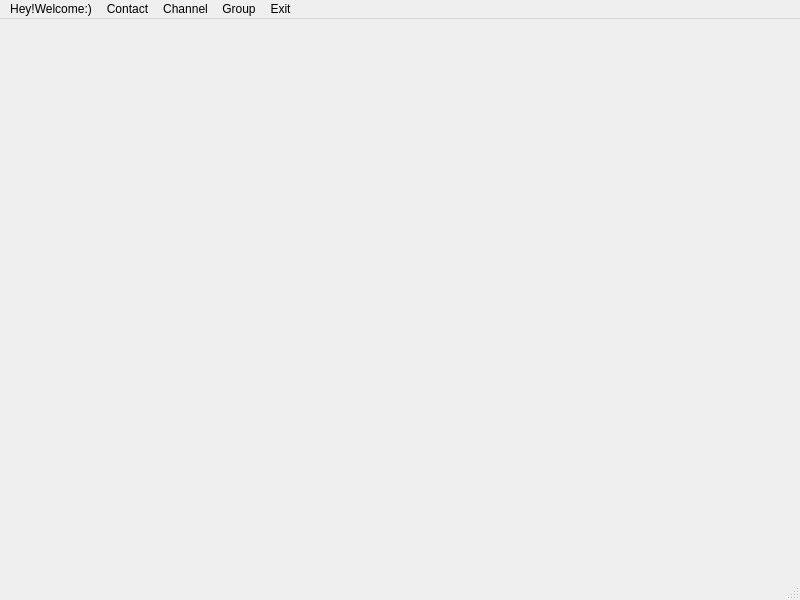
The window that mainpage.ui (Maedeh01/Ap-project) describes before a commit, drawn with Qt 5.
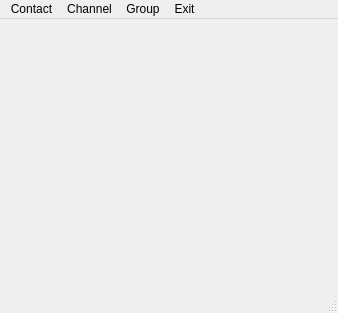
The same window after the commit.

What changed in the file:
```diff
--- a/mainpage.ui
+++ b/mainpage.ui
@@ -6,8 +6,8 @@
    <rect>
     <x>0</x>
     <y>0</y>
-    <width>800</width>
-    <height>600</height>
+    <width>338</width>
+    <height>313</height>
    </rect>
   </property>
   <property name="windowTitle">
@@ -19,7 +19,7 @@
     <rect>
      <x>0</x>
      <y>0</y>
-     <width>800</width>
+     <width>338</width>
      <height>17</height>
     </rect>
    </property>
@@ -52,7 +52,7 @@
    </widget>
    <widget class="QMenu" name="menuLog_out">
     <property name="title">
-     <string>Hey!Welcome:)</string>
+     <string>  </string>
     </property>
    </widget>
    <widget class="QMenu" name="menuExit">
@@ -61,11 +61,11 @@
     </property>
     <addaction name="actionLogout"/>
    </widget>
-   <addaction name="menuLog_out"/>
    <addaction name="menu"/>
    <addaction name="menuChannel"/>
    <addaction name="menuGroup"/>
    <addaction name="menuExit"/>
+   <addaction name="menuLog_out"/>
   </widget>
   <widget class="QStatusBar" name="statusbar"/>
   <action name="actionContacts_send">
```
Left out of the diff: 8 changed lines with no effect on the pictures.
